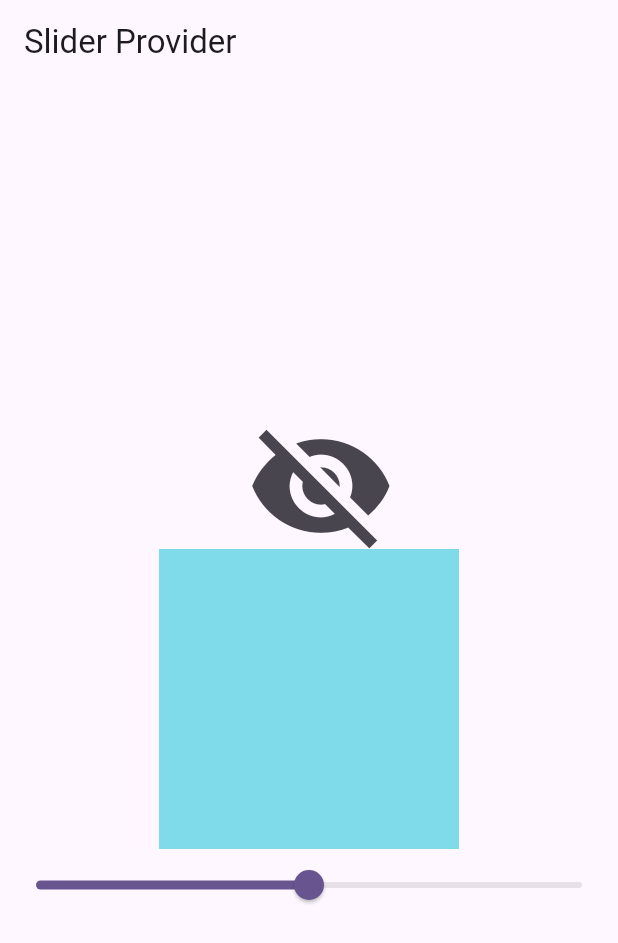
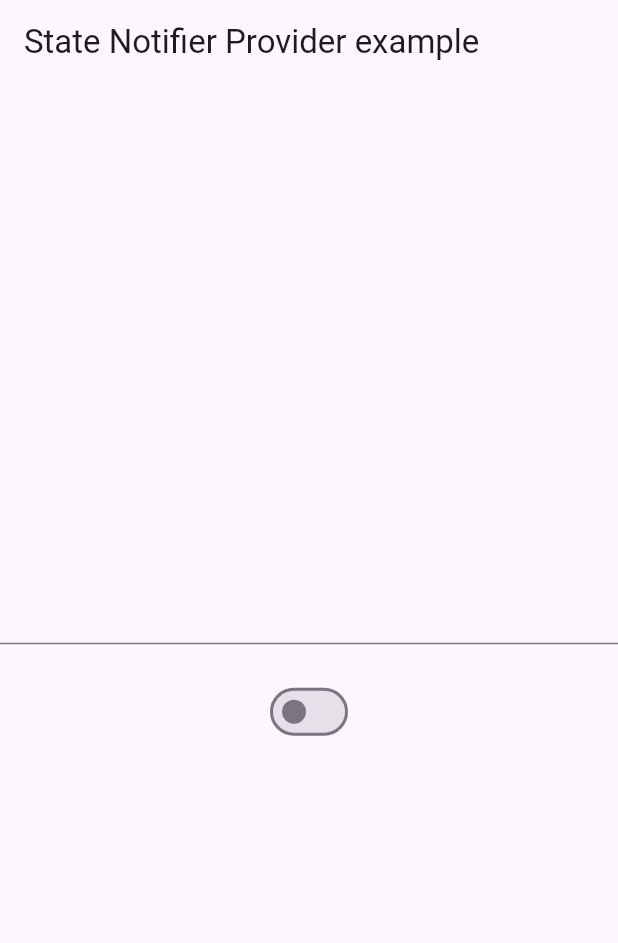
Before and after one commit to TejasD36/riverpod_demo, a Flutter app: the screen it shows after launch, on a phone screen of 412 x 824 dp. Shown: the top 943 px of the screen. Run offline on Flutter 3.47's test engine with Material 3 defaults, Android fonts, the phone set to English and light mode, and no system bars; our stand-ins replace flutter_riverpod.

Commit message:
State Notifier Provider

```diff
--- /dev/null
+++ b/lib/lec_5/home_screen.dart
@@ -0,0 +1,44 @@
+import 'package:flutter/material.dart';
+import 'package:flutter_riverpod/flutter_riverpod.dart';
+import 'package:riverpod_demo/lec_5/search_provider.dart';
+
+class HomeScreen extends ConsumerWidget {
+  const HomeScreen({super.key});
+
+  @override
+  Widget build(BuildContext context, WidgetRef ref) {
+    return Scaffold(
+      appBar: AppBar(title: Text("State Notifier Provider example")),
+      body: Column(
+        mainAxisAlignment: MainAxisAlignment.center,
+        children: [
+          TextField(
+            onChanged: (value) {
+              ref.read(searchProvider.notifier).search(value);
+            },
+          ),
+          Consumer(
+            builder: (context, ref, child) {
+              print("Text rebuild");
+              final search = ref.watch(searchProvider.select((state) => state.query));
+              return Text(search);
+            },
+          ),
+          Consumer(
+            builder: (context, ref, child) {
+              final search = ref.watch(searchProvider.select((state) => state.isChange));
+              print("Switch rebuild :${search.toString()}");
+
+              return Switch(
+                value: search,
+                onChanged: (value) {
+                  ref.read(searchProvider.notifier).onChange(value);
+                },
+              );
+            },
+          ),
+        ],
+      ),
+    );
+  }
+}
--- /dev/null
+++ b/lib/lec_5/search_provider.dart
@@ -0,0 +1,28 @@
+import 'package:flutter_riverpod/flutter_riverpod.dart';
+
+final searchProvider = StateNotifierProvider<SearchNotifier, SearchState>((ref) {
+  return SearchNotifier();
+});
+
+class SearchNotifier extends StateNotifier<SearchState> {
+  SearchNotifier() : super(SearchState(query: "", isChange: false));
+
+  void search(String query) {
+    state = state.copyWith(query: query);
+  }
+
+  void onChange(bool isChange) {
+    state = state.copyWith(isChange: isChange);
+  }
+}
+
+class SearchState {
+  final String query;
+  final bool isChange;
+
+  SearchState({required this.query, required this.isChange});
+
+  SearchState copyWith({String? query, bool? isChange}) {
+    return SearchState(query: query ?? this.query, isChange: isChange ?? this.isChange);
+  }
+}
--- a/lib/main.dart
+++ b/lib/main.dart
@@ -1,6 +1,6 @@
 import 'package:flutter/material.dart';
 import 'package:flutter_riverpod/flutter_riverpod.dart';
-import 'package:riverpod_demo/lec_4/home_screen.dart';
+import 'package:riverpod_demo/lec_5/home_screen.dart';
 
 void main() {
   runApp(const MyApp());
```
